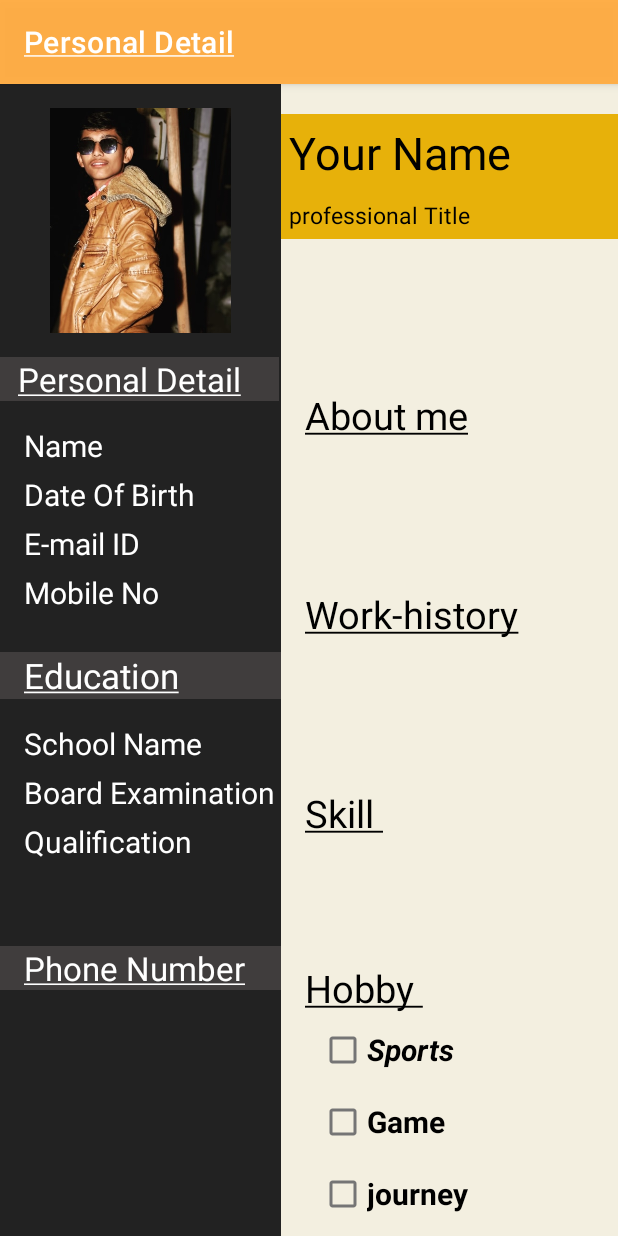
After one commit to Darshan26B/Project, an Android app: the Layout1 screen opened directly, with no data from a screen before it, on a phone screen of 412 x 824 dp. The commit adds this screen. Run offline under Robolectric (Android 15) with nearby library versions, the phone set to English and light mode, and no system bars.

Commit message:
Commit to new Layout1

```diff
--- a/app/build.gradle
+++ b/app/build.gradle
@@ -33,6 +33,8 @@ dependencies {
     implementation 'androidx.appcompat:appcompat:1.6.1'
     implementation 'com.google.android.material:material:1.8.0'
     implementation 'androidx.constraintlayout:constraintlayout:2.1.4'
+    implementation 'androidx.lifecycle:lifecycle-livedata-ktx:2.5.1'
+    implementation 'androidx.lifecycle:lifecycle-viewmodel-ktx:2.5.1'
     testImplementation 'junit:junit:4.13.2'
     androidTestImplementation 'androidx.test.ext:junit:1.1.5'
     androidTestImplementation 'androidx.test.espresso:espresso-core:3.5.1'
--- /dev/null
+++ b/app/src/main/java/com/ca/project/Layout1.java
@@ -0,0 +1,14 @@
+package com.ca.project;
+
+import androidx.appcompat.app.AppCompatActivity;
+
+import android.os.Bundle;
+
+public class Layout1 extends AppCompatActivity {
+
+    @Override
+    protected void onCreate(Bundle savedInstanceState) {
+        super.onCreate(savedInstanceState);
+        setContentView(R.layout.activity_layout1);
+    }
+}
--- a/app/src/main/java/com/ca/project/Projects3.java
+++ b/app/src/main/java/com/ca/project/Projects3.java
@@ -25,8 +25,8 @@ public class Projects3 extends AppCompatActivity {
                 if (Work.isEmpty()) {
                     editText.setError("");
                 } else {
-                    Toast.makeText(Projects3.this,"Submit",Toast.LENGTH_SHORT).show();
-                }
+                    Intent intent = new Intent(Projects3.this, Layout1.class);
+                    startActivities(new Intent[]{intent});                }
             }
         });
     }
--- /dev/null
+++ b/app/src/main/res/layout/activity_layout1.xml
@@ -0,0 +1,239 @@
+<?xml version="1.0" encoding="utf-8"?>
+<LinearLayout xmlns:android="http://schemas.android.com/apk/res/android"
+    xmlns:app="http://schemas.android.com/apk/res-auto"
+    xmlns:tools="http://schemas.android.com/tools"
+    android:layout_width="match_parent"
+    android:layout_height="match_parent"
+    tools:context=".Layout1">
+
+    <LinearLayout
+        android:layout_width="match_parent"
+        android:layout_height="match_parent"
+        android:orientation="horizontal">
+
+        <LinearLayout
+            android:layout_width="match_parent"
+            android:layout_height="match_parent"
+            android:layout_weight="1.2"
+            android:background="#222222"
+            android:orientation="vertical">
+
+            <ImageView
+                android:layout_width="match_parent"
+                android:layout_height="150dp"
+                android:layout_marginTop="16dp"
+                android:src="@drawable/img" />
+
+            <TextView
+                android:layout_width="match_parent"
+                android:layout_height="wrap_content"
+                android:layout_marginTop="16dp"
+                android:paddingLeft="12dp"
+                android:layout_marginRight="1dp"
+                android:text="@string/app_name"
+                android:background="#CE474444"
+                android:textColor="@color/text_color"
+                android:textSize="22dp" />
+
+            <TextView
+                android:layout_width="wrap_content"
+                android:layout_height="wrap_content"
+                android:layout_marginTop="16dp"
+                android:paddingLeft="16dp"
+                android:text="Name"
+                android:textColor="@color/text_color"
+                android:textSize="20dp" />
+
+            <TextView
+                android:layout_width="wrap_content"
+                android:layout_height="wrap_content"
+                android:layout_marginTop="5dp"
+                android:paddingLeft="16dp"
+                android:text="Date Of Birth"
+                android:textColor="@color/text_color"
+                android:textSize="20dp" />
+
+            <TextView
+                android:layout_width="wrap_content"
+                android:layout_height="wrap_content"
+                android:layout_marginTop="5dp"
+                android:paddingLeft="16dp"
+                android:text="E-mail ID"
+                android:textColor="@color/text_color"
+                android:textSize="20dp" />
+
+            <TextView
+                android:layout_width="wrap_content"
+                android:layout_height="wrap_content"
+                android:layout_marginTop="5dp"
+                android:paddingLeft="16dp"
+                android:text="Mobile No"
+                android:textColor="@color/text_color"
+                android:textSize="20dp" />
+
+            <TextView
+                android:layout_width="match_parent"
+                android:layout_height="wrap_content"
+                android:layout_marginTop="26dp"
+                android:paddingLeft="16dp"
+                android:background="#CE474444"
+                android:text="@string/app_name1"
+                android:textColor="@color/text_color"
+                android:textSize="23dp" />
+
+            <TextView
+                android:layout_width="wrap_content"
+                android:layout_height="wrap_content"
+                android:layout_marginTop="16dp"
+                android:paddingLeft="16dp"
+                android:text="School Name"
+                android:textColor="@color/text_color"
+                android:textSize="20dp" />
+
+            <TextView
+                android:layout_width="wrap_content"
+                android:layout_height="wrap_content"
+                android:layout_marginTop="5dp"
+                android:paddingLeft="16dp"
+                android:text="Board Examination"
+                android:textColor="@color/text_color"
+                android:textSize="20dp" />
+
+            <TextView
+                android:layout_width="wrap_content"
+                android:layout_height="wrap_content"
+                android:layout_marginTop="5dp"
+                android:paddingLeft="16dp"
+                android:text="Qualification"
+                android:textColor="@color/text_color"
+                android:textSize="20dp" />
+            <TextView
+                android:layout_width="match_parent"
+                android:layout_height="wrap_content"
+                android:text="@string/app_name2"
+                android:textColor="@color/text_color"
+                android:textSize="22dp"
+                android:paddingLeft="16dp"
+                android:background="#CE474444"
+                android:layout_marginTop="56dp"/>
+
+
+
+        </LinearLayout>
+
+        <LinearLayout
+            android:layout_width="match_parent"
+            android:layout_height="match_parent"
+            android:layout_weight="1"
+            android:background="#F3EFE0"
+            android:orientation="vertical">
+
+            <TextView
+                android:layout_width="match_parent"
+                android:layout_height="wrap_content"
+                android:text="Your Name"
+                android:paddingLeft="5dp"
+                android:background="#E7B10A"
+                android:textSize="30dp"
+                android:padding="5dp"
+                android:layout_marginTop="20dp"
+                android:textColor="@color/black" />
+            <TextView
+                android:layout_width="match_parent"
+                android:layout_height="wrap_content"
+                android:text="professional Title"
+                android:padding="5dp"
+                android:background="#E7B10A"
+                android:textSize="15dp"
+                android:textColor="@color/black" />
+            <TextView
+                android:layout_width="match_parent"
+                android:layout_height="wrap_content"
+                android:layout_marginTop="100dp"
+                android:paddingLeft="16dp"
+                android:text="@string/app_name3"
+                android:textColor="@color/black"
+                android:textSize="25dp" />
+
+            <EditText
+                android:layout_width="match_parent"
+                android:layout_height="50dp"
+                android:layout_marginTop="16dp"
+                android:layout_margin="16dp"
+                android:background="@null"
+                android:textSize="20dp" />
+            <TextView
+                android:layout_width="match_parent"
+                android:layout_height="wrap_content"
+                android:layout_marginTop="16dp"
+                android:paddingLeft="16dp"
+                android:text="@string/app_name4"
+                android:textColor="@color/black"
+                android:textSize="25dp" />
+
+            <EditText
+                android:layout_width="match_parent"
+                android:layout_height="50dp"
+                android:layout_marginTop="16dp"
+                android:layout_margin="16dp"
+                android:background="@null"
+                android:textSize="20dp" />
+            <TextView
+                android:layout_width="match_parent"
+                android:layout_height="wrap_content"
+                android:layout_marginTop="16dp"
+                android:paddingLeft="16dp"
+                android:text="@string/app_name5"
+                android:textColor="@color/black"
+                android:textSize="25dp" />
+
+
+            <EditText
+                android:layout_width="match_parent"
+                android:layout_height="50dp"
+                android:layout_margin="16dp"
+                android:layout_marginTop="16dp"
+                android:background="@null"
+                android:textSize="20dp" />
+
+            <TextView
+                android:layout_width="match_parent"
+                android:layout_height="wrap_content"
+                android:paddingLeft="16dp"
+                android:text="@string/app_name6"
+                android:textColor="@color/black"
+                android:textSize="25dp" />
+
+            <CheckBox
+                android:layout_width="100dp"
+                android:layout_height="wrap_content"
+                android:layout_gravity="left"
+                android:layout_marginLeft="25dp"
+                android:text="Sports"
+                android:textSize="20dp"
+                android:textStyle="italic|bold" />
+
+            <CheckBox
+                android:layout_width="wrap_content"
+                android:layout_height="wrap_content"
+                android:layout_gravity="left"
+                android:layout_marginLeft="25dp"
+                android:text="Game"
+                android:textSize="20dp"
+                android:textStyle="bold" />
+
+
+            <CheckBox
+                android:layout_width="wrap_content"
+                android:layout_height="wrap_content"
+                android:layout_gravity="left"
+                android:layout_marginLeft="25dp"
+                android:text="journey"
+                android:textSize="20dp"
+                android:textStyle="bold" />
+
+        </LinearLayout>
+
+
+    </LinearLayout>
+</LinearLayout>
--- /dev/null
+++ b/app/src/main/res/layout/fragment_main.xml
@@ -0,0 +1,20 @@
+<?xml version="1.0" encoding="utf-8"?>
+<androidx.constraintlayout.widget.ConstraintLayout xmlns:android="http://schemas.android.com/apk/res/android"
+    xmlns:app="http://schemas.android.com/apk/res-auto"
+    xmlns:tools="http://schemas.android.com/tools"
+    android:id="@+id/main"
+    android:layout_width="match_parent"
+    android:layout_height="match_parent"
+    tools:context=".ui.main.MainFragment">
+
+    <TextView
+        android:id="@+id/message"
+        android:layout_width="wrap_content"
+        android:layout_height="wrap_content"
+        android:text="MainFragment"
+        app:layout_constraintBottom_toBottomOf="parent"
+        app:layout_constraintEnd_toEndOf="parent"
+        app:layout_constraintStart_toStartOf="parent"
+        app:layout_constraintTop_toTopOf="parent" />
+
+</androidx.constraintlayout.widget.ConstraintLayout>
--- /dev/null
+++ b/app/src/main/res/layout/layout1.xml
@@ -0,0 +1,7 @@
+<?xml version="1.0" encoding="utf-8"?>
+<FrameLayout xmlns:android="http://schemas.android.com/apk/res/android"
+    xmlns:tools="http://schemas.android.com/tools"
+    android:id="@+id/container"
+    android:layout_width="match_parent"
+    android:layout_height="match_parent"
+    tools:context=".MainActivity2" />
--- a/app/src/main/res/values/colors.xml
+++ b/app/src/main/res/values/colors.xml
@@ -1,10 +1,11 @@
 <?xml version="1.0" encoding="utf-8"?>
 <resources>
     <color name="purple_200">#FFBB86FC</color>
-    <color name="purple_500">#FF6200EE</color>
+    <color name="purple_500">#F2FFAB40</color>
     <color name="purple_700">#FF3700B3</color>
     <color name="teal_200">#FF03DAC5</color>
     <color name="teal_700">#FF018786</color>
     <color name="black">#FF000000</color>
     <color name="white">#FFFFFFFF</color>
+    <color name="text_color">#FFFFFFFF</color>
 </resources>
--- a/app/src/main/res/values/strings.xml
+++ b/app/src/main/res/values/strings.xml
@@ -1,3 +1,9 @@
 <resources>
-    <string name="app_name" translatable="false">Project</string>
+    <string name="app_name"><u>Personal Detail</u></string>
+    <string name="app_name1"><u>Education</u></string>
+    <string name="app_name2"><u>Phone Number</u></string>
+    <string name="app_name3"><u>About me</u></string>
+    <string name="app_name4"><u>Work-history</u></string>
+    <string name="app_name5"><u>Skill </u></string>
+    <string name="app_name6"><u>Hobby </u></string>
 </resources>
```
Also changed, not shown: app/src/main/AndroidManifest.xml (+16 -9 lines), app/src/main/res/drawable/img.jpg (added).
